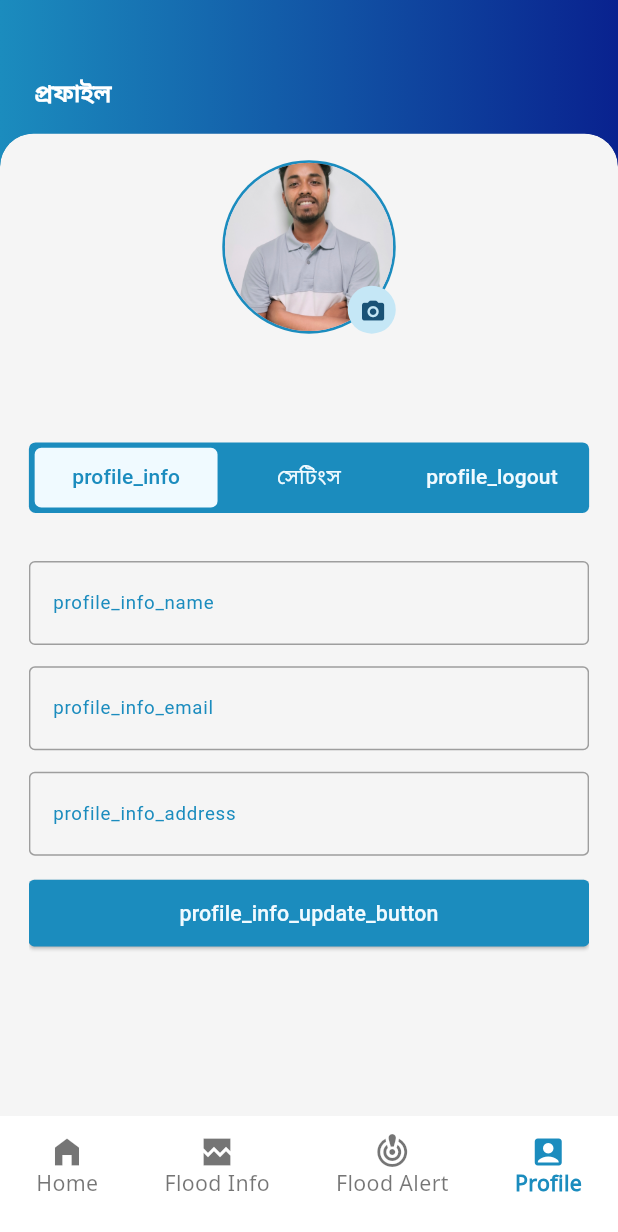
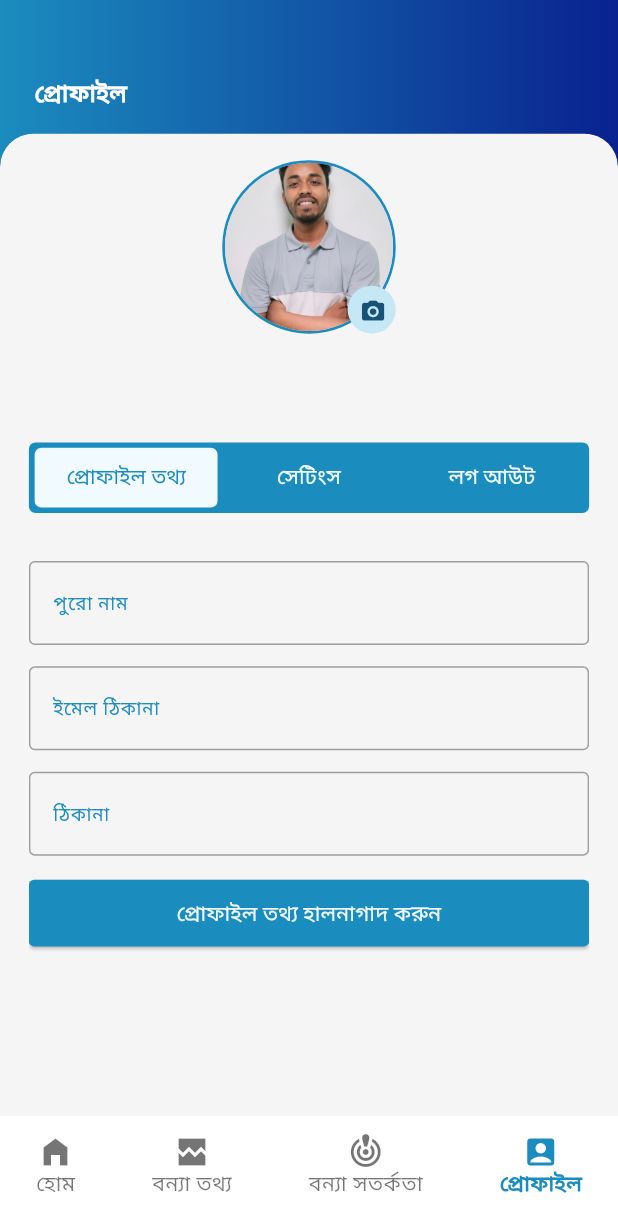
Before and after one commit to SadakatulShakil/FFWC_APP, a Flutter app: the NavigationView screen opened directly, item 4 of the bottom bar chosen, on a phone screen of 412 x 824 dp. Shown: the top 1232 px of the screen. Run offline on Flutter 3.47's test engine with Material 3 defaults, Android fonts, the light colour scheme and no system bars; our stand-ins replace firebase_core, firebase_messaging, fl_chart, flutter_local_notifications, flutter_screenutil, flutter_svg and 7 more; missing offline and left inert: pdfx; accounts and stored records are empty.

Commit message:
dashboard and profile page responsive and dual language set complete

```diff
--- a/lib/controllers/dashboard/dashboard_controller.dart
+++ b/lib/controllers/dashboard/dashboard_controller.dart
@@ -27,11 +27,11 @@ class DashboardController extends GetxController {
   void loadInitialData() {
     // Load initial weather data
     weatherData.add(WeatherModel(
-      temperature: '৩২',
+      temperature: 'temperature'.tr,
       icon: '☀️',
-      low: '28°C',
-      high: '35°C',
-      wind: '১৫%'
+      low: 'low'.tr,
+      high: 'high'.tr,
+      wind: 'wind'.tr,
     ));
 
     // Load initial Station features
--- a/lib/pages/dashboard.dart
+++ b/lib/pages/dashboard.dart
@@ -52,7 +52,7 @@ class _DashboardPageState extends State<DashboardPage> {
                         child: Row(
                           children: [
                             Text(
-                              "মিরপুর ডিওএইচএস, ঢাকা, বাংলাদেশ",
+                              "location_text".tr,
                               style: TextStyle(
                                 fontFamily: 'NotoSansBengali',
                                 fontWeight: FontWeight.w400,
@@ -104,7 +104,7 @@ class _DashboardPageState extends State<DashboardPage> {
                               Image.asset('assets/images/weather_icon.png', width: 70.w, height: 70.h),
                               SizedBox(height: 4.h),
                               Text(
-                                'আংশিক মেঘলা',
+                                'weather_condition'.tr,
                                 style: TextStyle(
                                     fontFamily: 'NotoSansBengali',
                                     fontWeight: FontWeight.w500,
@@ -122,7 +122,7 @@ class _DashboardPageState extends State<DashboardPage> {
                         mainAxisAlignment: MainAxisAlignment.start,
                         children: [
                           Text(
-                            "৩৬° সেলসিয়াস মনে হচ্ছে",
+                            "feels_like".tr,
                             style: TextStyle(
                               fontFamily: 'NotoSansBengali',
                               fontSize: 16.sp,
@@ -139,10 +139,10 @@ class _DashboardPageState extends State<DashboardPage> {
                           SizedBox(width: 5.w),
                           Icon(Icons.arrow_drop_up_outlined, color: Colors.orange, size: 20.r),
                           Text(
-                            "৪১°C",
+                            controller.weatherData[0].high,
                             style: TextStyle(
                               fontFamily: 'NotoSansBengali',
-                              fontSize: 16.sp,
+                              fontSize: 15.sp,
                               color: Colors.white,
                               fontWeight: FontWeight.w500,
                             ),
@@ -150,10 +150,10 @@ class _DashboardPageState extends State<DashboardPage> {
                           SizedBox(width: 5.w),
                           Icon(Icons.arrow_drop_down, color: Colors.teal, size: 22.r),
                           Text(
-                            "২৪°C",
+                            controller.weatherData[0].low,
                             style: TextStyle(
                               fontFamily: 'NotoSansBengali',
-                              fontSize: 16.sp,
+                              fontSize: 15.sp,
                               color: Colors.white,
                               fontWeight: FontWeight.w500,
                             ),
@@ -168,10 +168,10 @@ class _DashboardPageState extends State<DashboardPage> {
                           Icon(Icons.water_outlined, color: Colors.blue, size: 20.r),
                           SizedBox(width: 8.w),
                           Text(
-                            "৩১%",
+                            controller.weatherData[0].wind,
                             style: TextStyle(
                               fontFamily: 'NotoSansBengali',
-                              fontSize: 16.sp,
+                              fontSize: 15.sp,
                               color: Colors.white,
                               fontWeight: FontWeight.w500,
                             ),
@@ -224,7 +224,7 @@ class _DashboardPageState extends State<DashboardPage> {
                             color: const Color(0xFFFFEFF0),
                             child: Marquee(
                               text:
-                              '🚨 বন্যা সতর্কতা: (২৩ জুন ২০২৫) তিস্তা, ধরলা ও দুধকুমার নদীসমূহের পানি আগামী ০২ দিন বৃদ্ধি পেতে পারে এবং আগামী ৪৮ ঘণ্টায় তিস্তা নদীর পানি সতর্কসীমায় (বিপদসীমার কাছাকাছি) প্রবাহিত হতে পারে। ✦✦ বিস্তারিত পূর্বাভাসের জন্য দৈনিক প্রতিবেদন দেখুন।',
+                              'marquee_text'.tr,
                               style: TextStyle(
                                 fontFamily: 'NotoSansBengali',
                                 fontWeight: FontWeight.w600,
--- a/lib/pages/navigation_view.dart
+++ b/lib/pages/navigation_view.dart
@@ -20,10 +20,10 @@ class NavigationView extends GetView<NavigationController> {
           child: Row(
             mainAxisAlignment: MainAxisAlignment.spaceBetween,
             children: [
-              buildNavbarItem(Icons.home_filled, "Home", 0),
-              buildNavbarItem(Icons.broken_image_sharp, "Flood Info", 1),
-              buildNavbarItem(Icons.crisis_alert_rounded, "Flood Alert", 2),
-              buildNavbarItem(Icons.account_box, "Profile", 3),
+              buildNavbarItem(Icons.home_filled, "home".tr, 0),
+              buildNavbarItem(Icons.broken_image_sharp, "flood_info".tr, 1),
+              buildNavbarItem(Icons.crisis_alert_rounded, "flood_alert".tr, 2),
+              buildNavbarItem(Icons.account_box, "profile".tr, 3),
             ],
           ),
         ),
--- a/lib/pages/profile_page.dart
+++ b/lib/pages/profile_page.dart
@@ -51,7 +51,7 @@ class _ProfilePageState extends State<ProfilePage> {
                       children: [
                         Expanded(
                           child: Text(
-                            'প্রফাইল',
+                            'profile_title'.tr,
                             style: TextStyle(
                               fontFamily: 'NotoSansBengali',
                               letterSpacing: 0.3.sp,
@@ -84,7 +84,7 @@ class _ProfilePageState extends State<ProfilePage> {
                                   ),
                                   SizedBox(width: 5.w),
                                   Text(
-                                    "Confirm",
+                                    "confirm_btn".tr,
                                     style: TextStyle(
                                       color: Colors.white,
                                       fontWeight: FontWeight.bold,
@@ -279,7 +279,7 @@ class _ProfilePageState extends State<ProfilePage> {
                                       SizedBox(height: 10.h),
                                       Padding(
                                         padding: EdgeInsets.only(left: 5.w),
-                                        child: Text('Theme chnage',
+                                        child: Text('theme_select'.tr,
                                             style: TextStyle(fontSize: 16.sp)),
                                       ),
                                       SizedBox(height: 10.h),
@@ -429,8 +429,9 @@ class _ProfilePageState extends State<ProfilePage> {
           },
           children: [
             Padding(
-              padding:
-              EdgeInsets.symmetric(horizontal: 30.w, vertical: 10.h),
+              padding: EdgeInsets.symmetric(
+                  horizontal: 30.w,
+                  vertical: 10.h),
               child: Text('🌙  Dark mode'),
             ),
             Padding(
--- a/lib/services/LocalizationString.dart
+++ b/lib/services/LocalizationString.dart
@@ -5,6 +5,13 @@ class LocalizationString extends Translations {
   @override
   Map<String, Map<String, String>> get keys => {
     'en_US': {
+
+      //Bottom Nav Bar
+      'home': 'Home',
+      'flood_info': 'Flood Info',
+      'flood_alert': 'Flood Alert',
+      'profile': 'Profile',
+
       //Login Page
       'app_name': 'FFWC App',
       'welcome_login': 'LOGIN',
@@ -12,17 +19,39 @@ class LocalizationString extends Translations {
       'welcome_message': 'Welcome to the FFWC App',
       'mobile_no_hint': 'Enter Mobile Number',
       'login_btn': 'Login',
+
       //Otp Page
       'otp_title': 'OTP VERIFICATION',
       'otp_message': 'Enter the OTP sent to:',
       'wait': 'Wait ',
       'after_wait': ' seconds to send new code.',
       'resend_otp': 'RESEND CODE',
+
+      //Dashboard
+      'location_text': 'Mirpur DOHS, Dhaka, Bangladesh',
+      'temperature': '32',
+      'low': '28°C',
+      'high': '35°C',
+      'wind': '15%',
+      'weather_condition': 'Pretty Cloudy',
+      'feels_like': 'Feels Like 36°C',
+      'marquee_text': '🚨 Flood Alert: (23 June 2025) Water levels in the Teesta, Dharla, and Dudhkumar rivers may rise over the next 2 days and may flow near the warning level (close to danger level) in the next 48 hours. ✦✦ See daily reports for detailed forecasts.',
+
+      //Profile
+      'profile_title': 'Profile',
+      'profile_info': 'Profile Info',
       'settings': 'Settings',
-      'language': 'Language',
-      'profile_language_select': 'Language',
-      'english': 'English',
-      'bangla': 'Bangla',
+      'profile_logout': 'Logout',
+      'profile_info_name': 'Full Name',
+      'profile_info_email': 'Email Address',
+      'profile_info_address': 'Address',
+      'profile_info_update_button': 'Update Profile Info',
+      'profile_language_select': 'Select Language',
+      'theme_select': 'Select Theme',
+      'profile_logout_text': 'Logging out? We will be here when you are back!',
+      'confirm_btn': 'Confirm',
+
+      // Additional strings
       'station_condition': 'Station Condition',
       'other_features': 'Other Features',
       'severe_flood': 'Severe Flood',
@@ -41,6 +70,13 @@ class LocalizationString extends Translations {
       // Add more strings as needed
     },
     'bn_BD': {
+
+      //Bottom Nav Bar
+      'home': 'হোম',
+      'flood_info': 'বন্যা তথ্য',
+      'flood_alert': 'বন্যা সতর্কতা',
+      'profile': 'প্রোফাইল',
+
       //Login Page
       'app_name': 'এফএফডব্লিউসি অ্যাপ',
       'welcome_login': 'লগইন',
@@ -57,11 +93,30 @@ class LocalizationString extends Translations {
       'resend_otp': 'কোড পুনরায় পাঠান',
 
       //Dashboard
+      'location_text': 'মিরপুর ডিওএইচএস, ঢাকা, বাংলাদেশ',
+      'temperature': '৩২',
+      'low': '২৮°সে',
+      'high': '৩৫°সে',
+      'wind': '১৫%',
+      'weather_condition': 'আংশিক মেঘলা',
+      'feels_like': '৩৬° সেলসিয়াস মনে হচ্ছে',
+      'marquee_text': '🚨 বন্যা সতর্কতা: (২৩ জুন ২০২৫) তিস্তা, ধরলা ও দুধকুমার নদীসমূহের পানি আগামী ০২ দিন বৃদ্ধি পেতে পারে এবং আগামী ৪৮ ঘণ্টায় তিস্তা নদীর পানি সতর্কসীমায় (বিপদসীমার কাছাকাছি) প্রবাহিত হতে পারে। ✦✦ বিস্তারিত পূর্বাভাসের জন্য দৈনিক প্রতিবেদন দেখুন।',
+
+      //Profile
+      'profile_title': 'প্রোফাইল',
+      'profile_info': 'প্রোফাইল তথ্য',
       'settings': 'সেটিংস',
-      'language': 'ভাষা',
-      'profile_language_select': 'ভাষা পরিবর্তন',
-      'english': 'ইংরেজি',
-      'bangla': 'বাংলা',
+      'profile_logout': 'লগ আউট',
+      'profile_info_name': 'পুরো নাম',
+      'profile_info_email': 'ইমেল ঠিকানা',
+      'profile_info_address': 'ঠিকানা',
+      'profile_info_update_button': 'প্রোফাইল তথ্য হালনাগাদ করুন',
+      'profile_language_select': 'ভাষা নির্বাচন করুন',
+      'theme_select': 'থিম নির্বাচন করুন',
+      'profile_logout_text': 'লগ আউট করতে চান? আমরা আবার দেখা হবে যখন আপনি ফিরে আসবেন!',
+      'confirm_btn': 'নিশ্চিত করুন',
+
+      // Additional strings
       'station_condition': 'স্টেশনের বর্তমান অবস্থা',
       'other_features': 'অন্যান্য বৈশিষ্ট্য',
       'severe_flood': 'তীব্র বন্যা',
```
